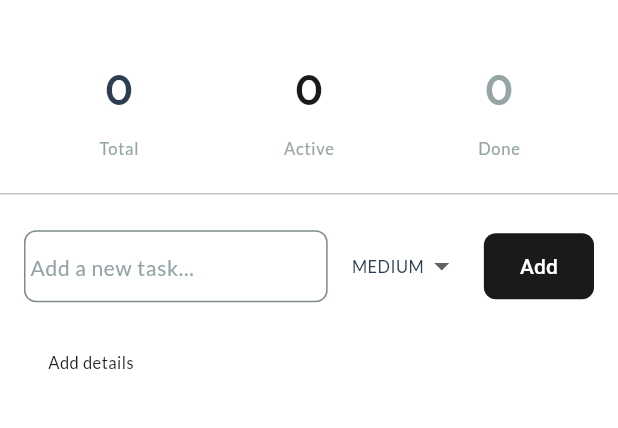
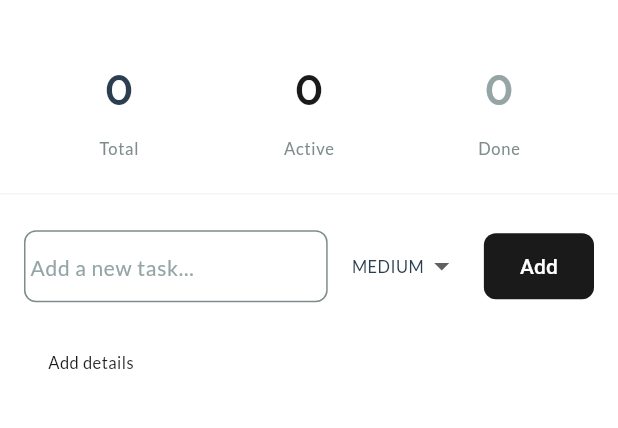
Before and after one commit to azizyuwono/mowtodo, a Flutter app: the screen it shows after launch, on a phone screen of 412 x 824 dp, the part 63-491 px from its top. Run offline on Flutter 3.47's test engine with Material 3 defaults, Android fonts, the phone set to English and light mode, and no system bars; our stand-ins replace drift, flutter_riverpod, google_fonts; accounts and stored records are empty; generated files the repository leaves out were written again.

Commit message:
refactor(widgets): update TodoStats to monochrome colors

```diff
--- a/lib/widgets/todo_stats.dart
+++ b/lib/widgets/todo_stats.dart
@@ -25,7 +25,7 @@ class TodoStats extends StatelessWidget {
       decoration: BoxDecoration(
         border: Border(
           bottom: BorderSide(
-            color: AppColors.gray,
+            color: AppColors.lightGray,
             width: 0.5,
           ),
         ),
@@ -67,7 +67,7 @@ class _StatItem extends StatelessWidget {
         Text(
           '$value',
           style: AppTypography.displayMedium.copyWith(
-            color: color ?? AppColors.charcoal,
+            color: color ?? AppColors.textPrimary,
             fontSize: 32,
             fontWeight: FontWeight.w600,
           ),
@@ -76,7 +76,7 @@ class _StatItem extends StatelessWidget {
         Text(
           label,
           style: AppTypography.labelSmall.copyWith(
-            color: AppColors.darkGray,
+            color: AppColors.textSecondary,
             letterSpacing: 0.5,
           ),
         ),
```
